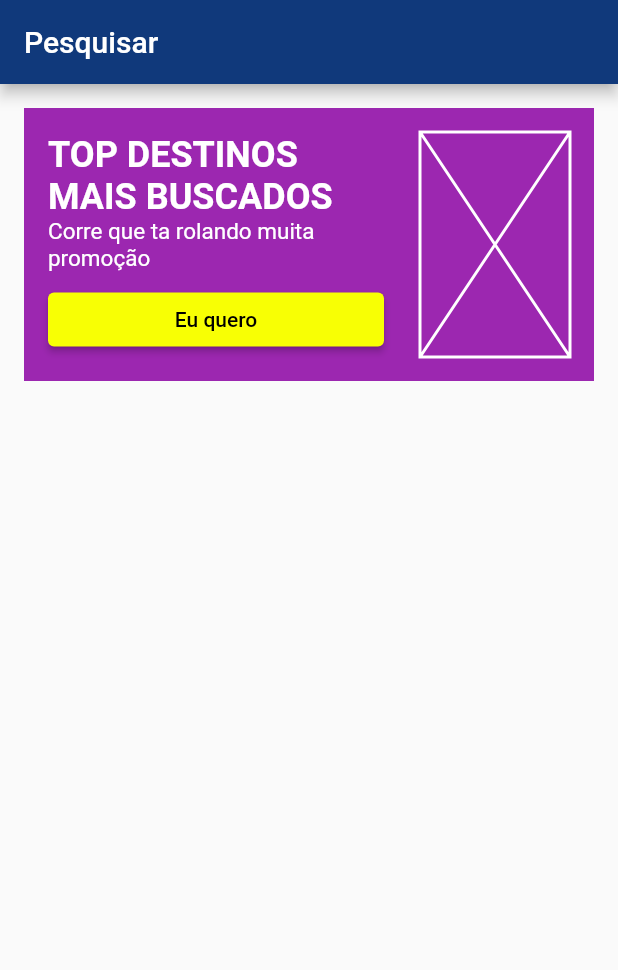
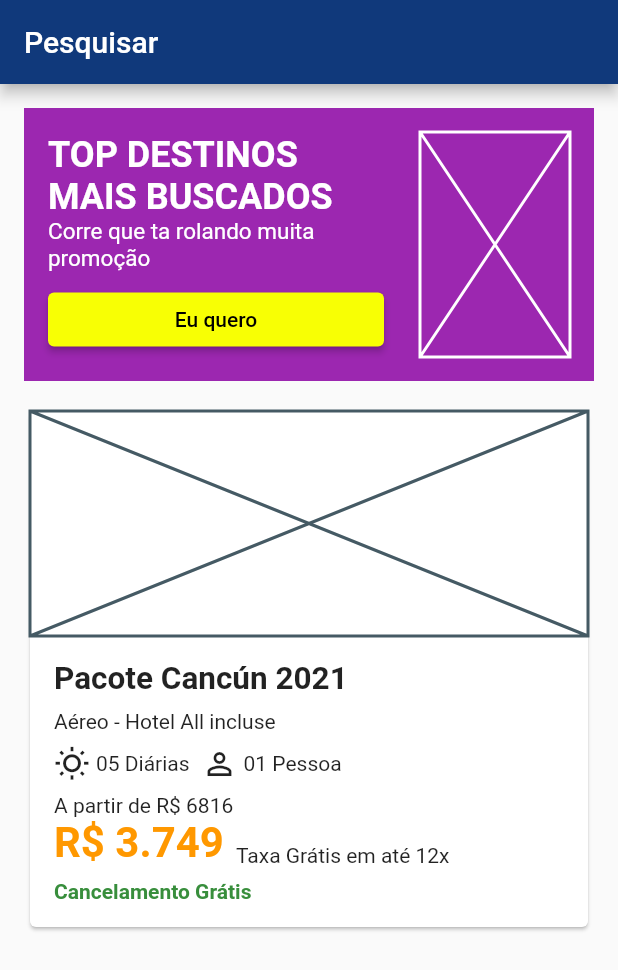
Before and after one commit to LucaRosendo/lucas923, a Flutter app: the screen it shows after launch, on a phone screen of 412 x 824 dp. Shown: the top 970 px of the screen. Run offline on Flutter 3.47's test engine with Material 2 defaults, Android fonts, the phone set to English and light mode, and no system bars.

Commit message:
Aula 07 - Interfaces Gráficas - 16/05
Nesta aula foram abordados elementos de interface gráfica por meio do  desenvolvimento de telas semelhantes ao aplicativo Hotel Urbano.

```diff
--- a/lib/home_page.dart
+++ b/lib/home_page.dart
@@ -21,11 +21,12 @@ class _HomePageState extends State<HomePage> {
   }
 
   buildBody() {
-    return ListView(
+    return Padding(
+      padding: const EdgeInsets.all(16.0),
+      child: ListView(
         children: [
           Container(
             padding: EdgeInsets.all(16),
-          margin: EdgeInsets.all(16),
             color: Colors.purple,
             child: Row(
               children: [
@@ -51,8 +52,8 @@ class _HomePageState extends State<HomePage> {
                           'Eu quero',
                           style: TextStyle(color: Colors.black),
                         ),
-                      style:
-                          ElevatedButton.styleFrom(primary: Color(0xFFF8FF04)),
+                        style: ElevatedButton.styleFrom(
+                            primary: Color(0xFFF8FF04)),
                       )
                     ],
                   ),
@@ -65,8 +66,71 @@ class _HomePageState extends State<HomePage> {
                 )
               ],
             ),
+          ),
+          SizedBox(height: 16),
+          Card(
+            child: Column(
+              children: [
+                Placeholder(fallbackHeight: 150),
+                Padding(
+                  padding: const EdgeInsets.all(16.0),
+                  child: Column(
+                    crossAxisAlignment: CrossAxisAlignment.start,
+                    children: [
+                      Text(
+                        'Pacote Cancún 2021',
+                        style: TextStyle(
+                          fontSize: 21,
+                          fontWeight: FontWeight.bold,
+                        ),
+                      ),
+                      SizedBox(height: 8),
+                      Text('Aéreo - Hotel All incluse '),
+                      SizedBox(height: 8),
+                      Row(
+                        children: const [
+                          Icon(Icons.wb_sunny_outlined),
+                          SizedBox(width: 4),
+                          Text('05 Diárias'),
+                          SizedBox(width: 8),
+                          Icon(Icons.person_outline),
+                          SizedBox(width: 4),
+                          Text('01 Pessoa'),
+                        ],
+                      ),
+                      SizedBox(height: 8),
+                      Text('A partir de R\$ 6816'),
+                      Row(
+                        crossAxisAlignment: CrossAxisAlignment.end,
+                        children: [
+                          Text(
+                            'R\$ 3.749',
+                            style: TextStyle(
+                              fontSize: 28,
+                              color: Colors.orange,
+                              fontWeight: FontWeight.bold,
+                            ),
+                          ),
+                          SizedBox(width: 8),
+                          Text('Taxa Grátis em até 12x'),
+                        ],
+                      ),
+                      SizedBox(height: 8),
+                      Text(
+                        'Cancelamento Grátis',
+                        style: TextStyle(
+                            color: Colors.green[700],
+                            fontWeight: FontWeight.bold
+                        ),
+                      ),
+                    ],
+                  ),
                 )
               ],
+            ),
+          ),
+        ],
+      ),
     );
   }
 }
```
Lines whose indentation alone changed are shown as unchanged.
